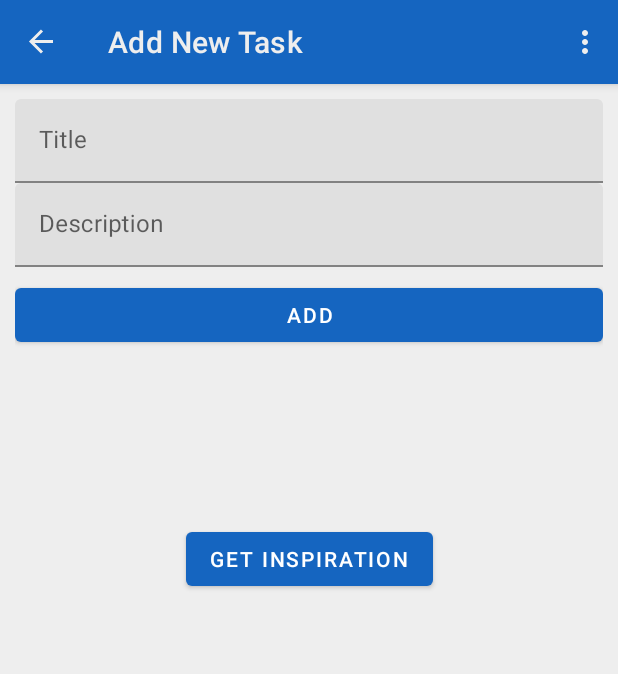
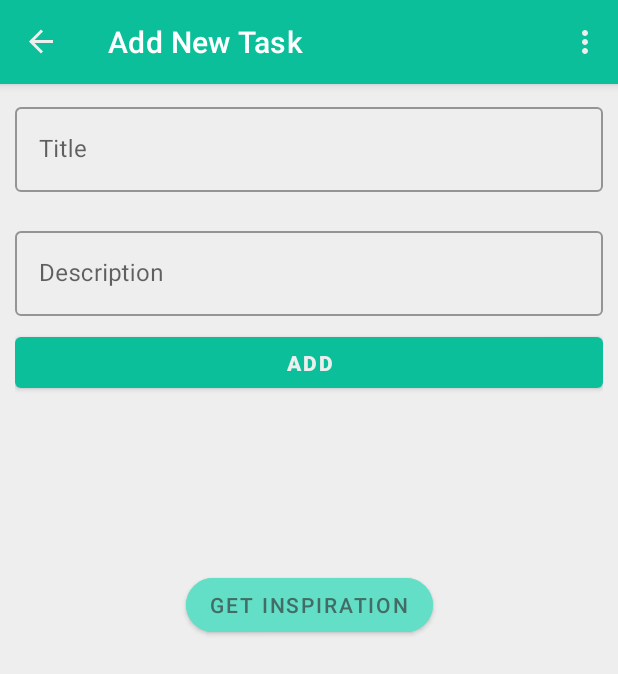
Before and after one commit to Paul-Sizon/DoneApp, an Android app: the NewTaskFragment screen opened through its navigation route, on a phone screen of 412 x 824 dp. Shown: the top 674 px of the screen. Run offline under Robolectric (Android 15) with nearby library versions, the phone set to English and light mode, and no system bars; our stand-ins replace Room's generated code, data binding, navigation-ui.

Commit message:
design theme and edit text

```diff
--- a/app/src/main/java/com/example/mytodo/fragments/ListFragment.kt
+++ b/app/src/main/java/com/example/mytodo/fragments/ListFragment.kt
@@ -19,7 +19,7 @@ import com.example.mytodo.databinding.FragmentListBinding
 import com.example.mytodo.hideKeyboard
 import com.example.mytodo.viewmodel.TaskDBViewModel
 import kotlinx.coroutines.launch
-
+import java.lang.Thread.sleep
 
 
 open class ListFragment : Fragment(), MyAdapter.TaskEvents {
@@ -40,16 +40,6 @@ open class ListFragment : Fragment(), MyAdapter.TaskEvents {
             binding.root
         } else {
             binding = FragmentListBinding.inflate(inflater, container, false)
-
-
-
-            binding.root
-        }
-    }
-
-    override fun onViewCreated(view: View, savedInstanceState: Bundle?) {
-        super.onViewCreated(view, savedInstanceState)
-        hideKeyboard(activity as Activity)
 
             //viewmodel
             viewModel = ViewModelProvider(this).get(TaskDBViewModel::class.java)
@@ -73,6 +63,13 @@ open class ListFragment : Fragment(), MyAdapter.TaskEvents {
 
             }
 
+            binding.root
+        }
+    }
+
+    override fun onViewCreated(view: View, savedInstanceState: Bundle?) {
+        super.onViewCreated(view, savedInstanceState)
+        hideKeyboard(activity as Activity)
 
         //menu
         setHasOptionsMenu(true)
@@ -111,8 +108,12 @@ open class ListFragment : Fragment(), MyAdapter.TaskEvents {
     }
 
 
-        override fun onDeleteClicked(task: Task) {
+    override fun onDeleteClicked(task: Task, view: View) {
         viewModel.deleteOne(task)
+
+        /**put it on different coroutine? */
+        sleep(300)
+        view.visibility = View.GONE
 
     }
 
--- a/app/src/main/res/layout/activity_main.xml
+++ b/app/src/main/res/layout/activity_main.xml
@@ -15,12 +15,14 @@
         android:id="@+id/my_toolbar"
         android:layout_height="?attr/actionBarSize"
         android:layout_width="match_parent"
-        app:titleTextColor="#eeeeee"
+
         android:theme="@style/ToolbarTheme"
         app:popupTheme="@style/ToolbarTheme"
-        android:animateLayoutChanges="false"
+        app:titleTextColor="#FFFFFF"
+
 
         />
+
 
     <fragment
         android:id="@+id/myNavHostFragment"
--- a/app/src/main/res/layout/fragment_new_task.xml
+++ b/app/src/main/res/layout/fragment_new_task.xml
@@ -28,7 +28,10 @@
                 android:layout_width="match_parent"
                 android:layout_height="wrap_content"
                 android:hint="@string/title"
-                android:inputType="textNoSuggestions">
+                android:inputType="textNoSuggestions"
+                app:errorEnabled="true"
+                android:id="@+id/material_text"
+                style="@style/Widget.MaterialComponents.TextInputLayout.OutlinedBox">
 
             <com.google.android.material.textfield.TextInputEditText
                 android:id="@+id/editTextTitle"
@@ -42,7 +45,8 @@
                 android:layout_width="match_parent"
                 android:layout_height="wrap_content"
                 android:hint="@string/describtion"
-                android:inputType="textNoSuggestions">
+                android:inputType="textNoSuggestions"
+                style="@style/Widget.MaterialComponents.TextInputLayout.OutlinedBox">
 
                 <com.google.android.material.textfield.TextInputEditText
                     android:id="@+id/editTextDescrib"
@@ -53,13 +57,14 @@
 
 
             <Button
-                android:layout_marginTop="8dp"
                 android:id="@+id/bbb"
                 android:layout_width="match_parent"
-                android:layout_height="wrap_content"
+                android:layout_height="46dp"
+                android:layout_marginTop="8dp"
                 android:elevation="2dp"
                 android:text="@string/done_button"
-                android:textColor="#FFFFFF" />
+                android:textColor="#eeeeee"
+                android:textStyle="bold" />
 
 
             <androidx.constraintlayout.widget.ConstraintLayout
@@ -69,11 +74,14 @@
 
                 <Button
                     android:id="@+id/motiv_button"
-                    android:elevation="2dp"
                     android:layout_width="wrap_content"
                     android:layout_height="wrap_content"
-                    android:textColor="#FFFFFF"
+                    android:backgroundTint="@color/Inspiration_button"
+                    android:elevation="2dp"
                     android:text="@string/get_inspiration"
+                    android:textColor="@color/Inspiration_button_text"
+
+                    app:cornerRadius="20dp"
                     app:layout_constraintBottom_toBottomOf="parent"
                     app:layout_constraintEnd_toEndOf="parent"
                     app:layout_constraintStart_toStartOf="parent"
@@ -106,7 +114,7 @@
                     app:layout_constraintHorizontal_bias="0.0"
                     app:layout_constraintStart_toStartOf="parent"
                     app:layout_constraintTop_toBottomOf="@+id/motiv_button"
-                    app:layout_constraintVertical_bias="0.116" />
+                    app:layout_constraintVertical_bias="0.025" />
 
                 <TextView
                     android:id="@+id/motivation_author"
--- a/app/src/main/res/values-night/colors-night.xml
+++ b/app/src/main/res/values-night/colors-night.xml
@@ -1,10 +1,20 @@
 <?xml version="1.0" encoding="utf-8"?>
 <resources>
-    <color name="colorPrimary">#3f51b5</color>
-    <color name="colorPrimaryDark">#002984</color>
-    <color name="colorAccent">#757de8</color>
+<!--    <color name="colorPrimary">#1b5e20</color>-->
+<!--    <color name="colorPrimaryDark">#003300</color>-->
+<!--    <color name="colorAccent">#4c8c4a</color>-->
+
+    <color name="colorPrimary">#005b55</color>
+    <color name="colorPrimaryDark">#0F9172</color>
+    <color name="colorAccent">#3f8881</color>
+
+
+    <color name="Inspiration_button_text">#C19EB5B2</color>
+    <color name="Inspiration_button">#7A014A46</color>
+
+    <color name="motiv_text">#CB9EB5B2</color>
 
     <color name="background">#121212</color>
-    <color name="cardview">#383838</color>
-    <color name="text">#FFFFFF</color>
+    <color name="cardview">#595858</color>
+    <color name="text">#DFD9D9</color>
 </resources>
--- a/app/src/main/res/values/colors.xml
+++ b/app/src/main/res/values/colors.xml
@@ -1,10 +1,30 @@
 <?xml version="1.0" encoding="utf-8"?>
 <resources>
-    <color name="colorPrimary">#1565c0</color>
-    <color name="colorPrimaryDark">#003c8f</color>
-    <color name="colorAccent">#5e92f3</color>
+<!--    <color name="colorPrimary">#1565c0</color>-->
+<!--    <color name="colorPrimaryDark">#003c8f</color>-->
+<!--    <color name="colorAccent">#5e92f3</color>-->
+
+
+<!--    <color name="colorPrimary">#2e7c31</color>-->
+<!--    <color name="colorPrimaryDark">#004f04</color>-->
+<!--    <color name="colorAccent">#60ac5d</color>-->
+
+    <color name="colorPrimary">#0ABF9A</color>
+    <color name="colorPrimaryDark">#01916F</color>
+    <color name="colorAccent">#62DFC6</color>
+
+<!--    <color name="colorPrimary">#009f79</color>-->
+<!--    <color name="colorPrimaryDark">#09d1a8</color>-->
+<!--    <color name="colorAccent">#62DFC6</color>-->
+
+    <color name="Inspiration_button_text">#CD3C504E</color>
+    <color name="Inspiration_button">#62DFC6</color>
+
+    <color name="motiv_text">#CD3C504E</color>
+
+    <color name="secondary">#ffc518</color>
 
     <color name="background">#eeeeee</color>
     <color name="cardview">#FFFFFF</color>
-    <color name="text">#000000</color>
+    <color name="text">#C4192524</color>
 </resources>
--- a/app/src/main/res/values/styles.xml
+++ b/app/src/main/res/values/styles.xml
@@ -1,6 +1,6 @@
 <resources>
     <!-- Base application theme. -->
-<!--    <style name="AppTheme" parent="Theme.AppCompat.Light.DarkActionBar">-->
+    <!--    <style name="AppTheme" parent="Theme.AppCompat.Light.DarkActionBar">-->
     <style name="AppTheme" parent="Theme.MaterialComponents.DayNight.NoActionBar">
         <!-- Customize your theme here. -->
 
@@ -8,6 +8,9 @@
         <item name="colorPrimaryDark">@color/colorPrimaryDark</item>
         <item name="colorAccent">@color/colorAccent</item>
         <item name="background">@color/background</item>
+        <item name="colorError">#F67A7A</item>
+
+        <item name="android:colorSecondary">@color/secondary</item>
 
     </style>
 
@@ -15,10 +18,11 @@
         <item name="android:actionMenuTextColor">#eeeeee</item>
         <item name="actionMenuTextColor">#eeeeee</item>
         <item name="android:textColorSecondary">#eeeeee</item>
-<!--        <item name="android:textColorPrimary">@color/my_color1</item>-->
-<!--        <item name="android:textColorSecondary">@color/my_color2</item>-->
-<!--        <item name="android:textColor">@color/my_color3</item>-->
-    </style>`
+        <!--        <item name="android:textColorPrimary">@color/my_color1</item>-->
+        <!--        <item name="android:textColorSecondary">@color/my_color2</item>-->
+        <!--        <item name="android:textColor">@color/my_color3</item>-->
+    </style>
+    `
 
 
 </resources>
```
Also changed, not shown: app/src/main/res/layout/fragment_update.xml (+6 -2 lines), app/src/main/res/layout/items_layout.xml (+4 -3 lines). Lines whose indentation alone changed are shown as unchanged.
